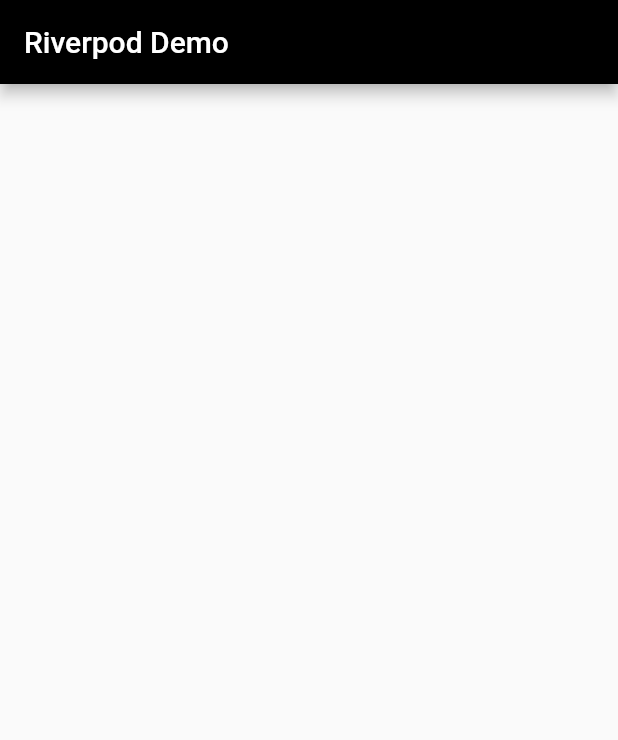
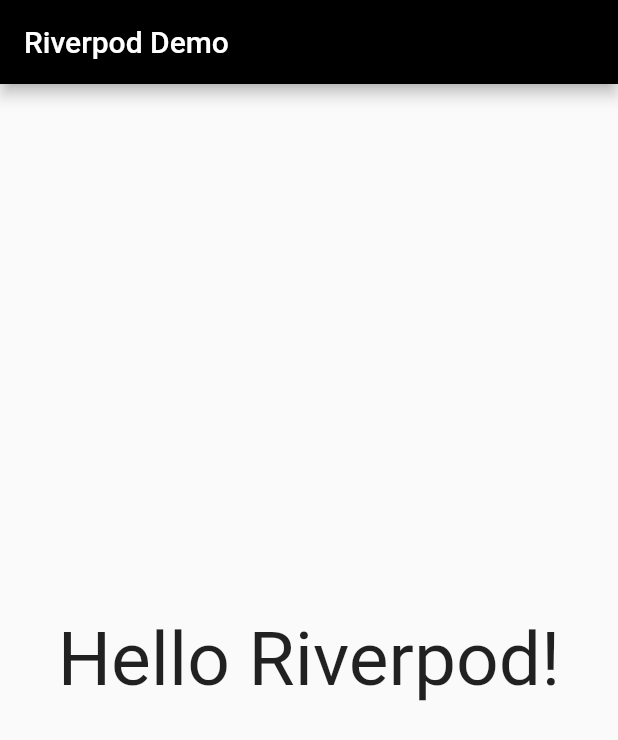
Before and after one commit to omdxp/riverpod_demo, a Flutter app: the screen it shows after launch, on a phone screen of 412 x 824 dp. Shown: the top 740 px of the screen. Run offline on Flutter 3.47's test engine with Material 2 defaults, Android fonts, the phone set to English and light mode, and no system bars; our stand-ins replace flutter_riverpod.

Commit message:
Getting string from riverpod.

```diff
--- a/lib/main.dart
+++ b/lib/main.dart
@@ -1,6 +1,8 @@
 import 'package:flutter/material.dart';
+import 'package:flutter_riverpod/flutter_riverpod.dart';
+import 'package:riverpod_demo/src/screens/home.dart';
 
-void main() => runApp(RiverpodDemo());
+void main() => runApp(ProviderScope(child: RiverpodDemo()));
 
 class RiverpodDemo extends StatelessWidget {
   const RiverpodDemo({Key? key}) : super(key: key);
@@ -14,7 +16,7 @@ class RiverpodDemo extends StatelessWidget {
         appBar: AppBar(
           title: Text('Riverpod Demo'),
         ),
-        body: Container(),
+        body: Home(),
       ),
     );
   }
--- /dev/null
+++ b/lib/src/screens/home.dart
@@ -0,0 +1,16 @@
+import 'package:flutter/material.dart';
+import 'package:flutter_riverpod/flutter_riverpod.dart';
+import 'package:riverpod_demo/src/utils/providers.dart';
+
+class Home extends ConsumerWidget {
+  @override
+  Widget build(BuildContext context, ScopedReader watch) {
+    final greetingText = watch(greetingProvider);
+    return Center(
+      child: Text(
+        greetingText,
+        style: TextStyle(fontSize: 50),
+      ),
+    );
+  }
+}
--- /dev/null
+++ b/lib/src/utils/providers.dart
@@ -0,0 +1,3 @@
+import 'package:flutter_riverpod/flutter_riverpod.dart';
+
+final greetingProvider = Provider((ref) => 'Hello Riverpod!');
--- a/pubspec.yaml
+++ b/pubspec.yaml
@@ -27,7 +27,7 @@ dependencies:
   # The following adds the Cupertino Icons font to your application.
   # Use with the CupertinoIcons class for iOS style icons.
   cupertino_icons: ^1.0.2
-  riverpod: ^0.14.0+3
+  flutter_riverpod: ^0.14.0+3
 
 dev_dependencies:
   flutter_test:
```
Also changed, not shown: pubspec.lock.
